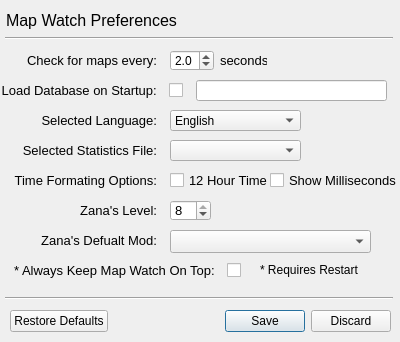
Above: preferences.ui from JDHatten/MapWatch before the change. Below: the same form after it.
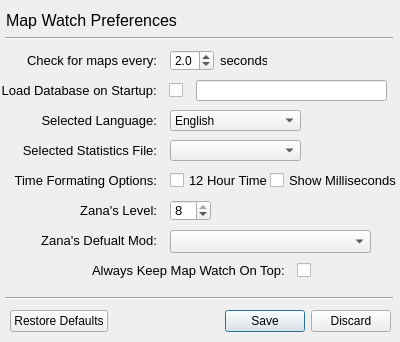
That is the form after the change.

Commit message: deleted a label

Diff of the .ui file:
```diff
--- a/preferences.ui
+++ b/preferences.ui
@@ -417,9 +417,9 @@
   <widget class="QCheckBox" name="pref_on_top">
    <property name="geometry">
     <rect>
-     <x>10</x>
+     <x>90</x>
      <y>260</y>
-     <width>231</width>
+     <width>221</width>
      <height>21</height>
     </rect>
    </property>
@@ -435,25 +435,12 @@
     <enum>Qt::RightToLeft</enum>
    </property>
    <property name="text">
-    <string>* Always Keep Map Watch On Top:  </string>
+    <string>Always Keep Map Watch On Top:  </string>
    </property>
    <property name="checked">
     <bool>false</bool>
    </property>
   </widget>
-  <widget class="QLabel" name="label_9">
-   <property name="geometry">
-    <rect>
-     <x>260</x>
-     <y>260</y>
-     <width>101</width>
-     <height>20</height>
-    </rect>
-   </property>
-   <property name="text">
-    <string>* Requires Restart</string>
-   </property>
-  </widget>
   <widget class="QDoubleSpinBox" name="pref_map_check">
    <property name="geometry">
     <rect>
```
The commit also changes 1 other file.
